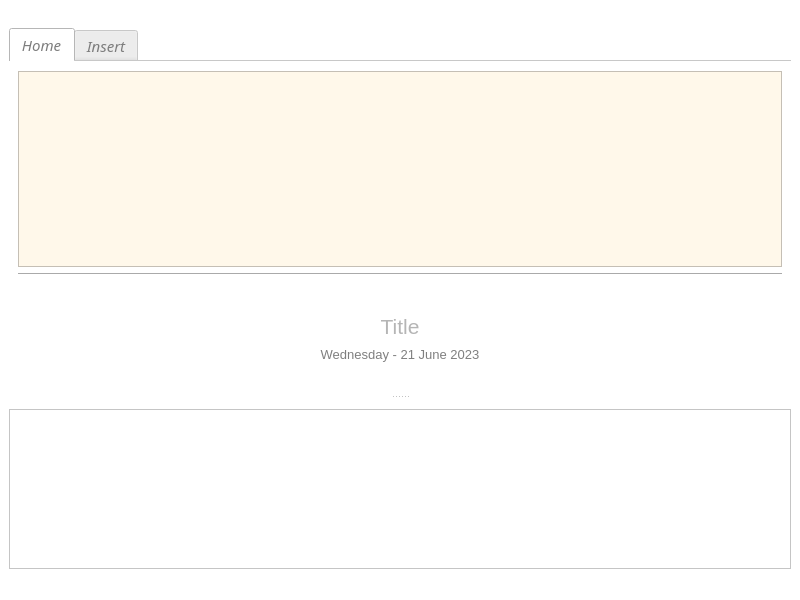
Old version of the form form_2.ui in the repository MaloneMKD/Journal-By-Topic.
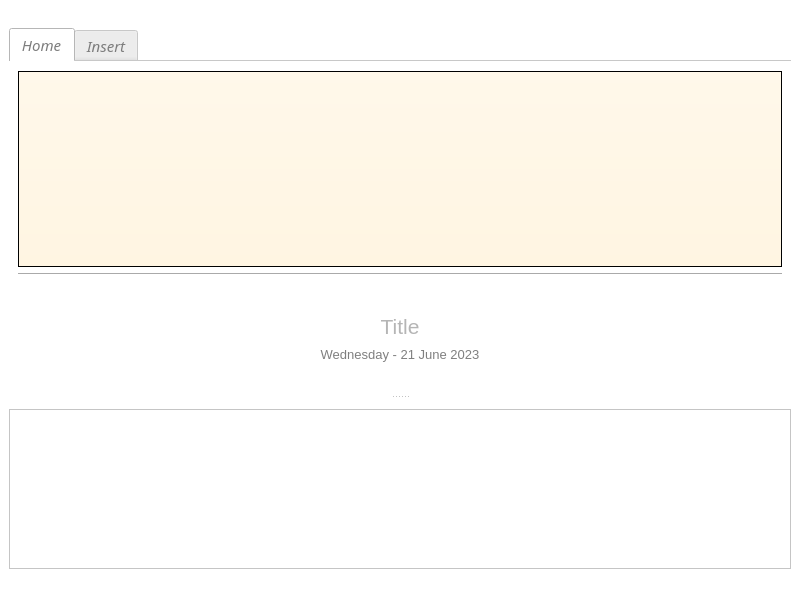
New version of the form.

Diff of the .ui file:
```diff
--- a/form_2.ui
+++ b/form_2.ui
@@ -105,8 +105,7 @@
          <item>
           <widget class="QGraphicsView" name="homeTabGraphicsView">
            <property name="styleSheet">
-            <string notr="true">background-color: rgb(255, 248, 234);
-</string>
+            <string notr="true">background-color: qlineargradient(spread:pad, x1:0, y1:0, x2:0, y2:1, stop:0 rgba(255, 248, 234, 255), stop:1 rgba(255, 245, 226, 255));</string>
            </property>
            <property name="frameShadow">
             <enum>QFrame::Raised</enum>
```
